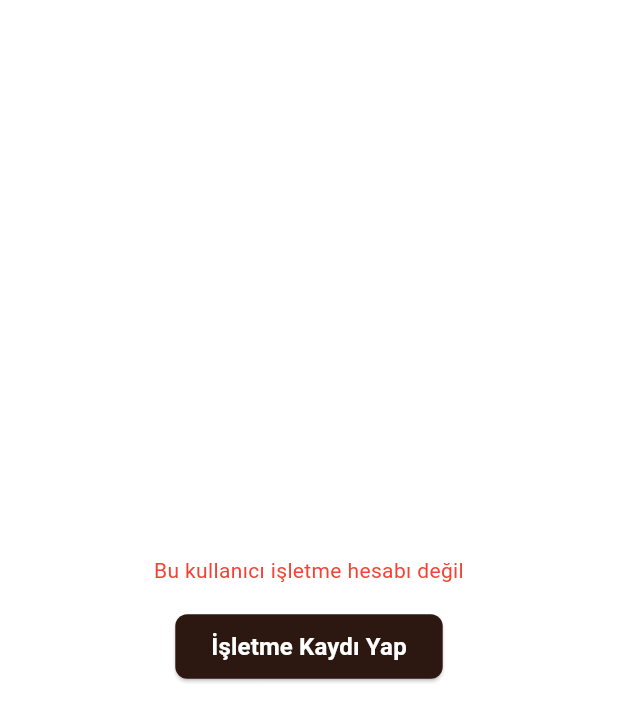
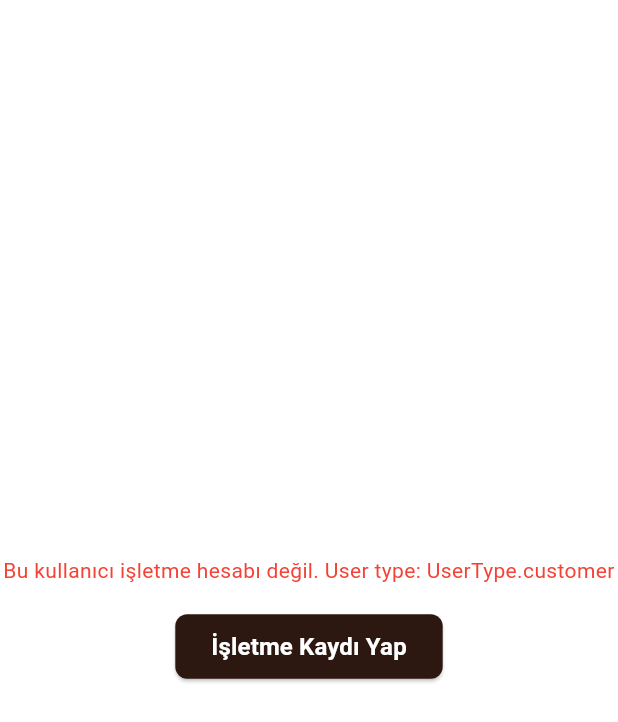
Before and after one commit to mehmet-karataslar/menumasa, a Flutter app: the BusinessDashboardRouterPage screen opened by its route, on a phone screen of 412 x 824 dp. Shown: the top 722 px of the screen. Run offline on Flutter 3.47's test engine with Material 3 defaults, Android fonts, the phone set to English and light mode, and no system bars; our stand-ins replace cloud_firestore, file_picker, firebase_auth, firebase_core, firebase_storage, fl_chart and 6 more; missing offline and left inert: dart:html; accounts and stored records are empty; network calls fail; project files that could hold a hidden picture were left out.

Commit message:
Fix business user type registration and add debug logs
- Fixed createBusinessUserWithEmailAndPassword to properly set userType as business
- Enhanced BusinessDashboardRouterPage with detailed debug logging
- Added RouterPage debug logs for user type detection
- Fixed business user creation flow to use proper User.business constructor

```diff
--- a/lib/app/routes/app_routes.dart
+++ b/lib/app/routes/app_routes.dart
@@ -328,9 +328,13 @@ class _BusinessDashboardRouterPageState extends State<BusinessDashboardRouterPag
 
     try {
       final user = _authService.currentUser;
+      print('BusinessDashboard - Current user: ${user?.uid}'); // Debug log
+
       if (user != null) {
         // Get user data to check if it's a business user
         final userData = await _authService.getCurrentUserData();
+        print('BusinessDashboard - User data: ${userData?.toJson()}'); // Debug log
+        print('BusinessDashboard - User type: ${userData?.userType}'); // Debug log
 
         if (userData != null && userData.userType == UserType.business) {
           // Get business ID from business_users collection
@@ -339,22 +343,27 @@ class _BusinessDashboardRouterPageState extends State<BusinessDashboardRouterPag
               .doc(user.uid)
               .get();
 
+          print('BusinessDashboard - Business user doc exists: ${businessUserDoc.exists}'); // Debug log
+
           if (businessUserDoc.exists) {
             final businessData = businessUserDoc.data()!;
+            print('BusinessDashboard - Business data: $businessData'); // Debug log
             setState(() {
               _businessId = businessData['businessId'] ?? user.uid;
               _isLoading = false;
             });
           } else {
             // Fallback: use user ID as business ID
+            print('BusinessDashboard - Using fallback business ID: ${user.uid}'); // Debug log
             setState(() {
               _businessId = user.uid;
               _isLoading = false;
             });
           }
         } else {
+          print('BusinessDashboard - User is not business type: ${userData?.userType}'); // Debug log
           setState(() {
-            _error = 'Bu kullanıcı işletme hesabı değil';
+            _error = 'Bu kullanıcı işletme hesabı değil. User type: ${userData?.userType}';
             _isLoading = false;
           });
         }
@@ -365,6 +374,7 @@ class _BusinessDashboardRouterPageState extends State<BusinessDashboardRouterPag
         });
       }
     } catch (e) {
+      print('BusinessDashboard - Error: $e'); // Debug log
       setState(() {
         _error = 'Business bilgileri yüklenirken hata: $e';
         _isLoading = false;
--- a/lib/presentation/pages/auth/router_page.dart
+++ b/lib/presentation/pages/auth/router_page.dart
@@ -3,7 +3,7 @@ import '../../../core/constants/app_colors.dart';
 import '../../../core/constants/app_typography.dart';
 import '../../../core/services/auth_service.dart';
 import '../../../core/services/url_service.dart';
-import '../../../data/models/user.dart';
+import '../../../data/models/user.dart' hide UserType;
 import '../../../core/enums/user_type.dart';
 import 'login_page.dart';
 import 'business_register_page.dart';
@@ -240,11 +240,18 @@ class _RouterPageState extends State<RouterPage> {
                           child: ElevatedButton.icon(
                             onPressed: () async {
                               final userData = await _authService.getCurrentUserData();
+                              print('Router - User data: ${userData?.toJson()}'); // Debug log
+                              print('Router - User type: ${userData?.userType}'); // Debug log
+
                               if (userData?.userType == UserType.business) {
                                 Navigator.pushNamed(context, '/business/dashboard');
                               } else if (userData?.userType == UserType.customer) {
                                 Navigator.pushNamed(context, '/customer/home',
                                   arguments: {'userId': userData!.id});
+                              } else {
+                                print('Router - Unknown user type: ${userData?.userType}');
+                                // Fallback: Go to appropriate login
+                                Navigator.pushNamed(context, '/login');
                               }
                             },
                             icon: const Icon(Icons.dashboard, size: 18),
```
Also changed, not shown: lib/core/services/auth_service.dart (+16 -42 lines), 1 other file.
